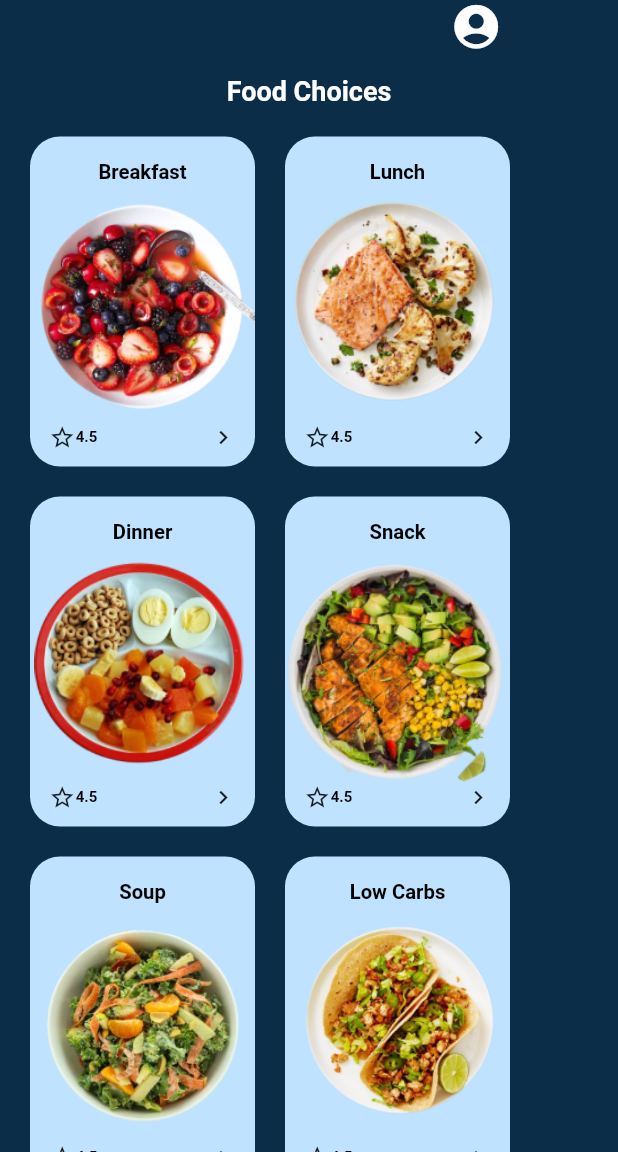
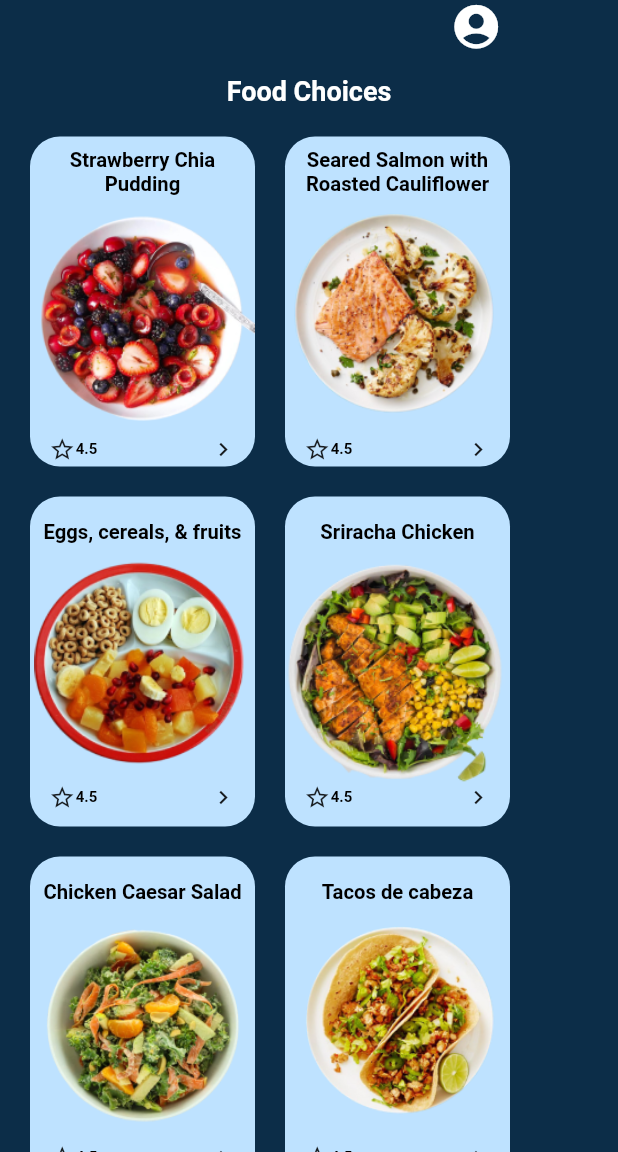
Before and after one commit to CaelaGilbao/cc206-Cal_fit, a Flutter app: the screen it shows after launch, after a tap on "Login", on a phone screen of 412 x 824 dp, the part 84-1236 px from its top. Run offline on Flutter 3.47's test engine with Material 2 defaults, Android fonts, the phone set to English and light mode, and no system bars; Roboto replaces fonts that are missing (Poppins); project files that could hold a hidden picture were left out.

Commit message:
food names

```diff
--- a/lib/features/food_suggestions.dart
+++ b/lib/features/food_suggestions.dart
@@ -86,7 +86,7 @@ class FoodSuggestion extends StatelessWidget {
                             children: <Widget>[
                               SizedBox(height: 5),
                               Text(
-                                'Breakfast',
+                                'Strawberry Chia Pudding',
                                 textAlign: TextAlign.center,
                                 style: TextStyle(
                                   fontFamily: 'Poppins',
@@ -146,7 +146,7 @@ class FoodSuggestion extends StatelessWidget {
                             children: <Widget>[
                               SizedBox(height: 5),
                               Text(
-                                'Lunch',
+                                'Seared Salmon with Roasted Cauliflower',
                                 textAlign: TextAlign.center,
                                 style: TextStyle(
                                   fontFamily: 'Poppins',
@@ -215,7 +215,7 @@ class FoodSuggestion extends StatelessWidget {
                             children: <Widget>[
                               SizedBox(height: 5),
                               Text(
-                                'Dinner',
+                                'Eggs, cereals, & fruits',
                                 textAlign: TextAlign.center,
                                 style: TextStyle(
                                   fontFamily: 'Poppins',
@@ -275,7 +275,7 @@ class FoodSuggestion extends StatelessWidget {
                             children: <Widget>[
                               SizedBox(height: 5),
                               Text(
-                                'Snack',
+                                'Sriracha Chicken',
                                 textAlign: TextAlign.center,
                                 style: TextStyle(
                                   fontFamily: 'Poppins',
@@ -344,7 +344,7 @@ class FoodSuggestion extends StatelessWidget {
                             children: <Widget>[
                               SizedBox(height: 5),
                               Text(
-                                'Soup',
+                                'Chicken Caesar Salad',
                                 textAlign: TextAlign.center,
                                 style: TextStyle(
                                   fontFamily: 'Poppins',
@@ -405,7 +405,7 @@ class FoodSuggestion extends StatelessWidget {
                             children: <Widget>[
                               SizedBox(height: 5),
                               Text(
-                                'Low Carbs',
+                                'Tacos de cabeza',
                                 textAlign: TextAlign.center,
                                 style: TextStyle(
                                   fontFamily: 'Poppins',
```
